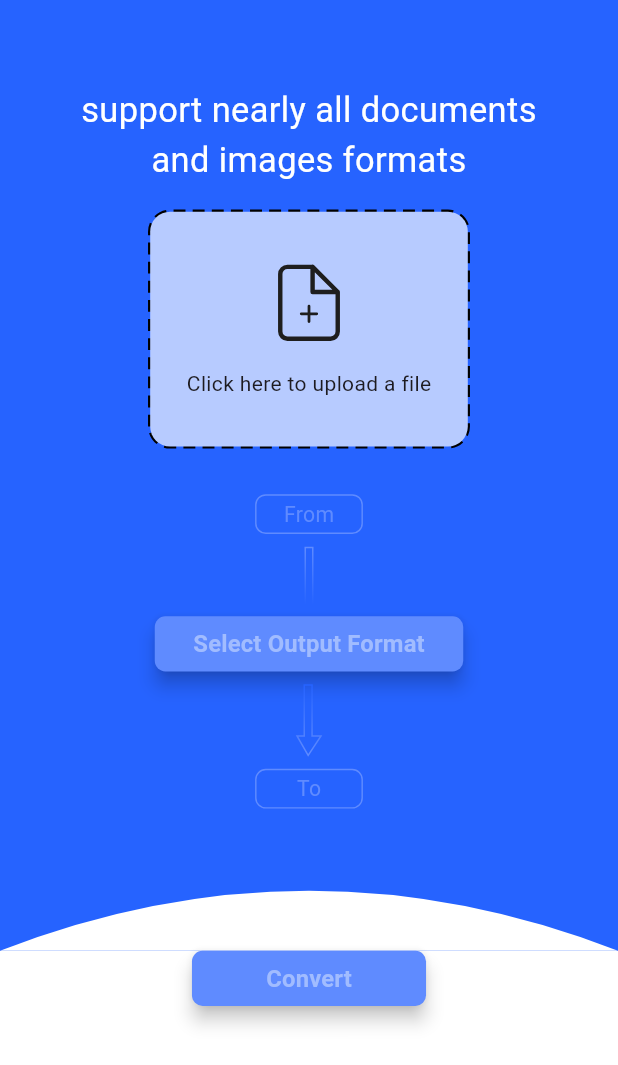
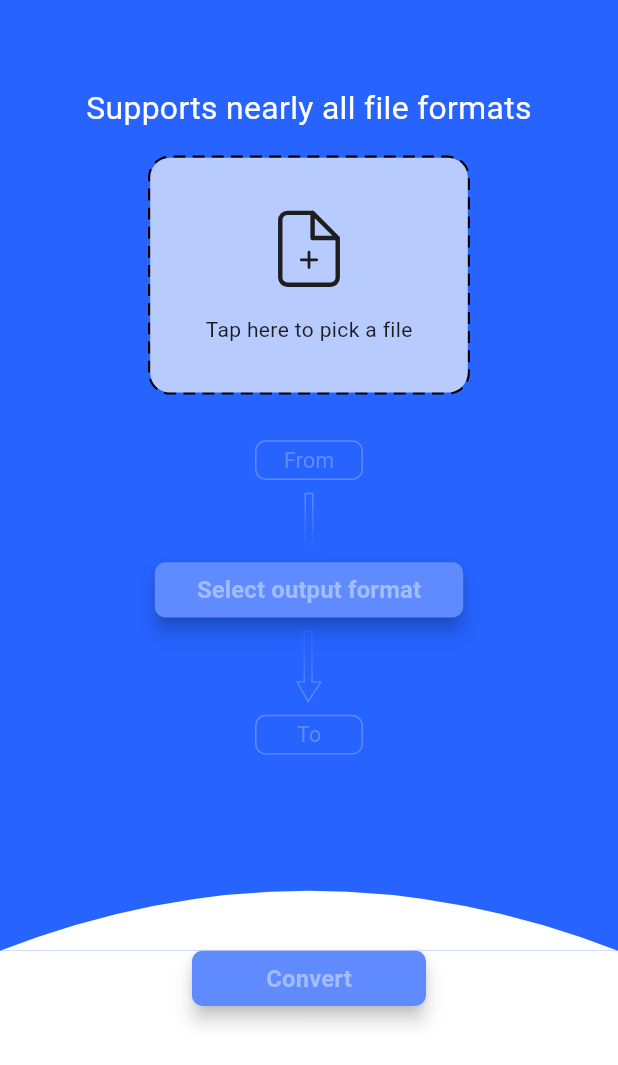
Before and after one commit to Adel-Alhassani/Convertify, a Flutter app: the screen it shows after launch, on a phone screen of 412 x 824 dp. Shown: the top 1065 px of the screen. Run offline on Flutter 3.47's test engine with Material 3 defaults, Android fonts, the phone set to English and light mode, and no system bars; drawn by our look-alikes of dotted_border; our stand-ins replace file_picker, flutter_animate, flutter_screenutil, flutter_svg, get, google_fonts and 2 more; missing offline and left inert: flutter_downloader; Roboto replaces fonts that are missing (Manjari).

Commit message:
Add Arabic localization support

```diff
--- /dev/null
+++ b/lib/core/local.dart
@@ -0,0 +1,47 @@
+import 'package:flutter/material.dart';
+import 'package:get/get.dart';
+
+class Local extends Translations {
+  @override
+  // TODO: implement keys
+  Map<String, Map<String, String>> get keys => {
+        'en': {
+          'convert': 'Convert',
+          'download': 'Download',
+          'supports_all_file_formats': 'Supports nearly all file formats',
+          'tap_here_to_pick_file': 'Tap here to pick a file',
+          'from': 'From',
+          'select_output_format': 'Select output format',
+          'to': 'To',
+          'file_converted_successfully':
+                  'The file has been converted successfully.\n Click ',
+          'click_to_download': ' to download it.',
+          'no_internet_connection': "No Internet Connection!",
+          'check_internet_connection':
+                "Please check your internet connection and try again.",
+          'ok': "Ok",
+          'file_size_large': "File's size is large!",
+          'file_size_limit':
+              "The file size cannot be more than @limitSizeInMB MB",
+        },
+        'ar': {
+          'convert': 'تحويل',
+          'download': 'تحميل',
+          'supports_all_file_formats': "معظم صيغ الملفات مدعومة",
+          'tap_here_to_pick_file': 'اضغط هنا لرفع ملف',
+          'from': 'من',
+          'select_output_format': 'اختر الصيغة',
+          'to': 'إلى',
+          'file_converted_successfully': 'تم تحويل الملف بنجاح.\n اضغط ',
+          'click_to_download': ' لتحميل الملف.',
+          'no_internet_connection': 'لا يوجد اتصال بالإنترنت!',
+          'check_internet_connection':
+              'يرجى التحقق من الإتصال بالإنترنت والمحاولة مرة أخرى.',
+          'ok': 'حسنًا',
+          'file_size_large': 'حجم الملف كبير!',
+          'file_size_limit':
+              'حجم الملف لا يمكن أن يتجاوز @limitSizeInMB ميجابايت',
+        },
+
+      };
+}
--- a/lib/main.dart
+++ b/lib/main.dart
@@ -1,3 +1,4 @@
+import 'package:convertify/core/local.dart';
 import 'package:convertify/service/init_services.dart';
 import 'package:convertify/view/screen/homeScreen.dart';
 import 'package:flutter/material.dart';
@@ -8,7 +9,7 @@ void main() async {
   WidgetsFlutterBinding.ensureInitialized();
   await initServices();
   runApp(
-      const GetMaterialApp(debugShowCheckedModeBanner: false, home: MyApp()));
+      const MyApp());
 }
 
 Future initServices() async {
@@ -23,14 +24,19 @@ class MyApp extends StatelessWidget {
   // This widget is the root of your application.
   @override
   Widget build(BuildContext context) {
-    return const ScreenUtilInit(
+    return GetMaterialApp(
+      locale: const Locale("en"),
+      translations: Local(),
+      home: const ScreenUtilInit(
       designSize: Size(430, 932),
       minTextAdapt: true,
       splitScreenMode: true,
       child: MaterialApp(
+        debugShowCheckedModeBanner: false,
         title: 'Convertify',
         home: Homescreen(),
       ),
+    ),
     );
   }
 }
--- a/lib/utils/file_utils.dart
+++ b/lib/utils/file_utils.dart
@@ -14,8 +14,10 @@ class FileUtils {
   bool validateFileSize(int bytes, int limitSizeInMB) {
     double fileSizeInMB = bytes / (1024 * 1024);
     if (fileSizeInMB >= limitSizeInMB) {
-      CustomeDialog.showConfirmDialog("File's size is large",
-          "The file size cannot be more than $limitSizeInMB MB", "ok", () {
+      CustomeDialog.showConfirmDialog("file_size_large".tr,
+          "file_size_limit".trParams(({
+            "limitSizeInMB" : "$limitSizeInMB"
+          })), "ok".tr, () {
         Get.back();
       });
       return false;
--- a/lib/view/screen/homeScreen.dart
+++ b/lib/view/screen/homeScreen.dart
@@ -1,6 +1,6 @@
 import 'dart:io';
 
-import 'package:convertify/constant/color.dart';
+import 'package:convertify/core/constant/color.dart';
 import 'package:convertify/controller/file_controller.dart';
 import 'package:convertify/controller/network_controller.dart';
 import 'package:convertify/view/widget/bottomsheet/success_bottomsheet.dart';
@@ -43,7 +43,7 @@ class Homescreen extends StatelessWidget {
                   ),
                 ),
                 Obx(() => PrimaryButtonWithLoading(
-                    text: "Convert",
+                    text: "convert".tr,
                     minWidth: 170.w,
                     height: 47.h,
                     disabled:
@@ -59,7 +59,10 @@ class Homescreen extends StatelessWidget {
                     onPressed: () async {
                       await fileController.convertFile();
                       SuccessBottomsheet.showSuccessWithBtnBottomsheet(
-                        "Download",
+                        "file_converted_successfully".tr,
+                        "download".tr,
+                        "click_to_download".tr,
+                        "download".tr,
                         () {
                           fileController.downloadFile();
                           Get.back();
@@ -81,11 +84,11 @@ class Homescreen extends StatelessWidget {
                     ),
                     Container(
                       child: Text(
-                        "support nearly all documents and images formats",
+                        "supports_all_file_formats".tr,
                         textAlign: TextAlign.center,
                         style: GoogleFonts.manjari(
                           textStyle: TextStyle(
-                            fontSize: 26.sp,
+                            fontSize: 24.sp,
                             color: AppColor.whiteColor, // Use AppColor
                           ),
                         ),
@@ -96,9 +99,18 @@ class Homescreen extends StatelessWidget {
                     ),
                     UploadFile(
                         iconAsset: "icon/add_file.svg",
-                        content: "Click here to upload a file",
+                        content: "tap_here_to_pick_file".tr,
                         onTap: () async {
-                          await fileController.pickFile();
+                          if (!await networkController.isInternetConnected()) {
+                            CustomeDialog.showConfirmDialog(
+                                "no_internet_connection".tr,
+                                "check_internet_connection".tr,
+                                "ok".tr, () {
+                              Get.back();
+                            });
+                          } else {
+                            await fileController.pickFile();
+                          }
                         }),
                     SizedBox(
                       height: 8.h,
@@ -114,7 +126,7 @@ class Homescreen extends StatelessWidget {
                     FromTo(
                       text: fileController.isFilePicked.value
                           ? fileController.file!.extension
-                          : "From",
+                          : "from".tr,
                       textColor: fileController.isFilePicked.value
                           ? AppColor.whiteColor // Use AppColor
                           : AppColor.secondaryColor, // Use AppColor
@@ -134,7 +146,7 @@ class Homescreen extends StatelessWidget {
                       height: 9.h,
                     ),
                     PrimaryButtonWithLoading(
-                      text: "Select Output Format",
+                      text: "select_output_format".tr,
                       minWidth: 224.w,
                       height: 47.h,
                       disabled: fileController.validOutputFormats.isEmpty
@@ -144,7 +156,6 @@ class Homescreen extends StatelessWidget {
                           ? true
                           : false,
                       loadingWidgetColor: AppColor.primaryColor,
-
                       btnColor: fileController.validOutputFormats.isEmpty
                           ? AppColor.secondaryColor
                           : AppColor.whiteColor, // Use AppColor
@@ -169,7 +180,7 @@ class Homescreen extends StatelessWidget {
                     ),
                     FromTo(
                       text: fileController.getOutputFormat().isEmpty
-                          ? "To"
+                          ? "to".tr
                           : fileController.getOutputFormat(),
                       textColor: fileController.getOutputFormat().isEmpty
                           ? AppColor.secondaryColor
--- a/lib/view/widget/button/primary_button_with_loading.dart
+++ b/lib/view/widget/button/primary_button_with_loading.dart
@@ -1,4 +1,4 @@
-import 'package:convertify/constant/color.dart';
+import 'package:convertify/core/constant/color.dart';
 import 'package:flutter/material.dart';
 import 'package:flutter_screenutil/flutter_screenutil.dart';
 import 'package:loading_animation_widget/loading_animation_widget.dart';
--- a/lib/view/widget/dialog/button_collection_dialog.dart
+++ b/lib/view/widget/dialog/button_collection_dialog.dart
@@ -1,4 +1,4 @@
-import 'package:convertify/constant/color.dart';
+import 'package:convertify/core/constant/color.dart';
 import 'package:convertify/controller/file_controller.dart';
 import 'package:flutter/material.dart';
 import 'package:flutter_screenutil/flutter_screenutil.dart';
--- a/lib/view/widget/dialog/custome_dialog.dart
+++ b/lib/view/widget/dialog/custome_dialog.dart
@@ -1,4 +1,4 @@
-import 'package:convertify/constant/color.dart';
+import 'package:convertify/core/constant/color.dart';
 import 'package:flutter/material.dart';
 import 'package:flutter_screenutil/flutter_screenutil.dart';
 import 'package:get/get.dart';
--- a/lib/view/widget/file_info_widget.dart
+++ b/lib/view/widget/file_info_widget.dart
@@ -1,4 +1,4 @@
-import 'package:convertify/constant/color.dart';
+import 'package:convertify/core/constant/color.dart';
 import 'package:convertify/view/screen/homeScreen.dart';
 import 'package:flutter/material.dart';
 import 'package:flutter_screenutil/flutter_screenutil.dart';
--- a/lib/view/widget/upload_file_widget.dart
+++ b/lib/view/widget/upload_file_widget.dart
@@ -1,4 +1,4 @@
-import 'package:convertify/constant/color.dart';
+import 'package:convertify/core/constant/color.dart';
 import 'package:dotted_border/dotted_border.dart';
 import 'package:flutter/material.dart';
 import 'package:flutter_screenutil/flutter_screenutil.dart';
```
Also changed, not shown: lib/view/widget/bottomsheet/success_bottomsheet.dart (+6 -6 lines), lib/core/constant/color.dart (renamed from lib/constant/color.dart).
